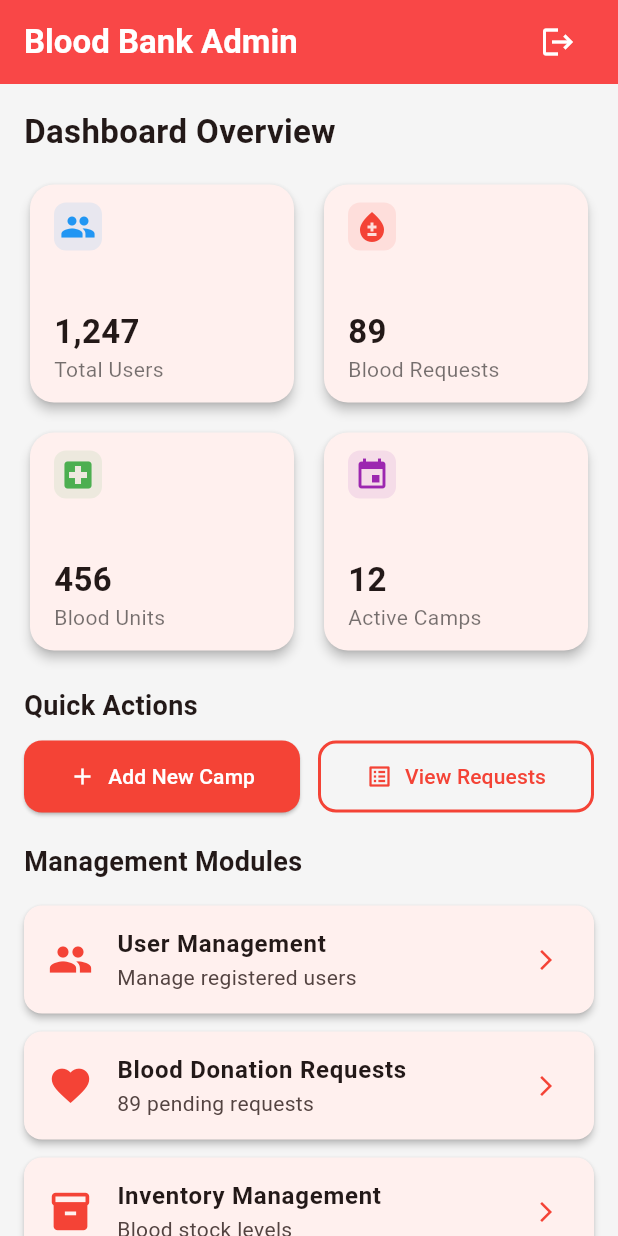
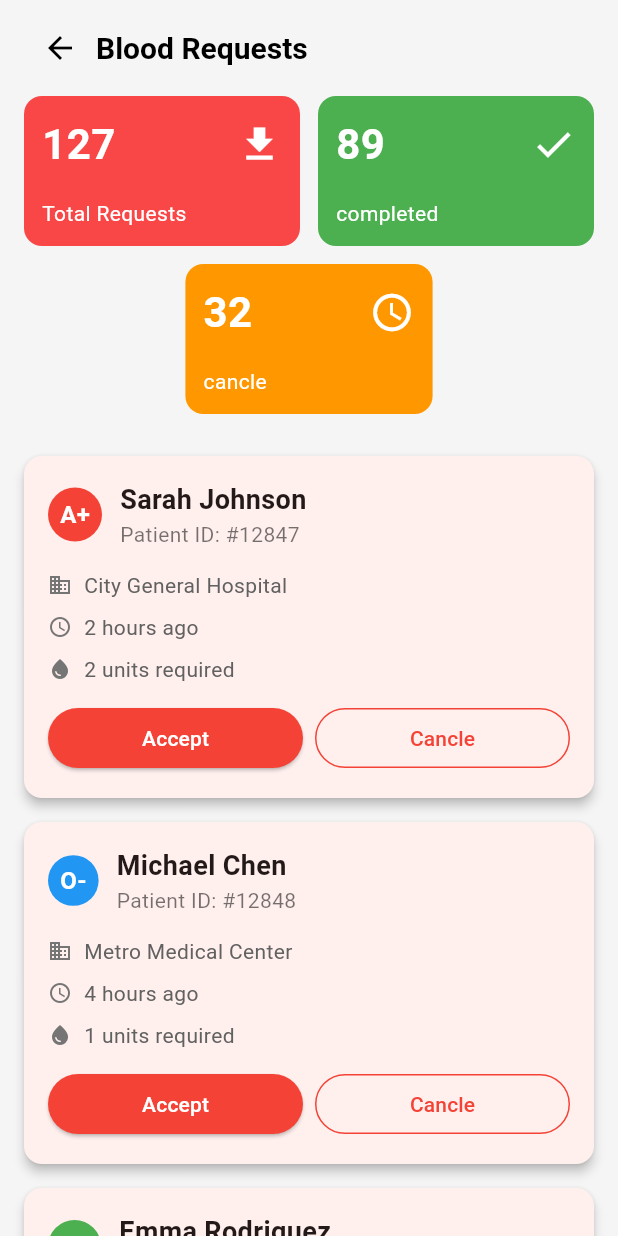
Before and after one commit to hardik7426/blood_bank_app, a Flutter app: the AdminDashboardPage screen opened directly, after a tap on "Blood Donation Requests", on a phone screen of 412 x 824 dp. Run offline on Flutter 3.47's test engine with Material 3 defaults, Android fonts, the phone set to English and light mode, and no system bars.

Commit message:
blood_request_page

```diff
--- a/lib/screens/admin/admin_dashboard_page.dart
+++ b/lib/screens/admin/admin_dashboard_page.dart
@@ -1,7 +1,7 @@
 import 'package:flutter/material.dart';
-// NOTE: Assuming LoginPage is correctly imported for logout functionality
 import 'package:blood_bank_app/screens/auth/login_page.dart';
-import 'package:blood_bank_app/screens/admin/add_new_camp_page.dart'; // Import the new page
+import 'package:blood_bank_app/screens/admin/add_new_camp_page.dart';
+import 'package:blood_bank_app/screens/admin/blood_requests_page.dart'; // ✅ Import the new page
 
 class AdminDashboardPage extends StatelessWidget {
   const AdminDashboardPage({super.key});
@@ -15,7 +15,7 @@ class AdminDashboardPage extends StatelessWidget {
     );
   }
 
-  // Widget for Stats Cards - CORRECTED SIGNATURE
+  // Widget for Stats Cards
   Widget _buildStatCard(String title, String value, IconData icon, Color color) {
     return Card(
       shape: RoundedRectangleBorder(borderRadius: BorderRadius.circular(16)),
@@ -102,7 +102,6 @@ class AdminDashboardPage extends StatelessWidget {
               ),
               itemBuilder: (context, index) {
                 switch (index) {
-                  // CORRECTED CALLS: Only pass 4 arguments
                   case 0:
                     return _buildStatCard("Total Users", "1,247", Icons.people, Colors.blue);
                   case 1:
@@ -129,7 +128,6 @@ class AdminDashboardPage extends StatelessWidget {
                 Expanded(
                   child: ElevatedButton.icon(
                     onPressed: () {
-                      // Navigate to AddNewCampPage
                       Navigator.push(context, MaterialPageRoute(builder: (_) => const AddNewCampPage()));
                     },
                     icon: const Icon(Icons.add),
@@ -147,7 +145,10 @@ class AdminDashboardPage extends StatelessWidget {
                 const SizedBox(width: 12),
                 Expanded(
                   child: OutlinedButton.icon(
-                    onPressed: () {},
+                    onPressed: () {
+                      // ✅ NAVIGATION: View Requests Quick Action
+                      Navigator.push(context, MaterialPageRoute(builder: (_) => const BloodRequestsPage()));
+                    },
                     icon: const Icon(Icons.list_alt, color: Colors.red),
                     label: const Text("View Requests"),
                     style: OutlinedButton.styleFrom(
@@ -170,9 +171,13 @@ class AdminDashboardPage extends StatelessWidget {
               style: TextStyle(fontSize: 18, fontWeight: FontWeight.bold),
             ),
             const SizedBox(height: 10),
-            // Example of using _buildModuleItem with placeholder navigation
+
+            // Module Items with Navigation
             _buildModuleItem(Icons.people, "User Management", "Manage registered users", () {}),
-            _buildModuleItem(Icons.favorite, "Blood Donation Requests", "89 pending requests", () {}),
+            _buildModuleItem(Icons.favorite, "Blood Donation Requests", "89 pending requests", () {
+              // ✅ NAVIGATION: Blood Donation Requests Module
+              Navigator.push(context, MaterialPageRoute(builder: (_) => const BloodRequestsPage()));
+            }),
             _buildModuleItem(Icons.inventory, "Inventory Management", "Blood stock levels", () {}),
             _buildModuleItem(Icons.history, "Donor History", "View donation records", () {}),
             _buildModuleItem(Icons.event, "Manage Camps", "Add & manage blood camps", () {
@@ -182,7 +187,7 @@ class AdminDashboardPage extends StatelessWidget {
 
             const SizedBox(height: 30),
 
-            // Logout Button (Duplicated, but kept separate as per your original file structure)
+            // Logout Button
             Center(
               child: ElevatedButton(
                 onPressed: () => _handleLogout(context),
--- /dev/null
+++ b/lib/screens/admin/blood_requests_page.dart
@@ -0,0 +1,305 @@
+import 'package:flutter/material.dart';
+
+class BloodRequestsPage extends StatelessWidget {
+  const BloodRequestsPage({super.key});
+
+  @override
+  Widget build(BuildContext context) {
+    return Scaffold(
+      backgroundColor: Colors.grey[100],
+      body: CustomScrollView(
+        slivers: [
+          // Custom AppBar with Title and Back Button
+          SliverAppBar(
+            pinned: true,
+            automaticallyImplyLeading: false,
+            backgroundColor: Colors.grey[100],
+            elevation: 0,
+            expandedHeight: 40.0,
+            flexibleSpace: FlexibleSpaceBar(
+              titlePadding: const EdgeInsets.symmetric(horizontal: 16.0),
+              title: Row(
+                children: [
+                  IconButton(
+                    icon: const Icon(Icons.arrow_back, color: Colors.black),
+                    onPressed: () => Navigator.pop(context),
+                  ),
+                  const Text(
+                    "Blood Requests",
+                    style: TextStyle(color: Colors.black, fontSize: 20, fontWeight: FontWeight.bold),
+                  ),
+                ],
+              ),
+            ),
+          ),
+
+          // Statistics Cards Section
+          SliverPadding(
+            padding: const EdgeInsets.symmetric(horizontal: 16, vertical: 8),
+            sliver: SliverList(
+              delegate: SliverChildListDelegate(
+                [
+                  Row(
+                    children: [
+                      _buildStatCard(context, "Total Requests", "127", const Color(0xFFF94747), Icons.file_download),
+                      const SizedBox(width: 12),
+                      _buildStatCard(context, "completed", "89", Colors.green, Icons.check),
+                    ],
+                  ),
+                  const SizedBox(height: 12),
+                  // Cancelled Card (centered)
+                  Center(
+                    child: SizedBox(
+                      width: MediaQuery.of(context).size.width / 2.5,
+                      child: _buildStatCard(context, "cancle", "32", Colors.orange, Icons.schedule),
+                    ),
+                  ),
+                  const SizedBox(height: 20),
+                ],
+              ),
+            ),
+          ),
+
+          // Requests List Section
+          SliverPadding(
+            padding: const EdgeInsets.symmetric(horizontal: 16.0),
+            sliver: SliverList(
+              delegate: SliverChildBuilderDelegate(
+                (context, index) {
+                  final request = _requestsData[index];
+                  return _buildRequestCard(context, request);
+                },
+                childCount: _requestsData.length,
+              ),
+            ),
+          ),
+          const SliverToBoxAdapter(child: SizedBox(height: 20)),
+        ],
+      ),
+    );
+  }
+
+  // --- Helper Widgets ---
+
+  Widget _buildStatCard(BuildContext context, String title, String value, Color color, IconData icon) {
+    return Expanded(
+      child: Container(
+        height: 100,
+        padding: const EdgeInsets.all(12),
+        decoration: BoxDecoration(
+          color: color,
+          borderRadius: BorderRadius.circular(12),
+        ),
+        child: Column(
+          crossAxisAlignment: CrossAxisAlignment.start,
+          mainAxisAlignment: MainAxisAlignment.spaceBetween,
+          children: [
+            Row(
+              mainAxisAlignment: MainAxisAlignment.spaceBetween,
+              children: [
+                Text(
+                  value,
+                  style: const TextStyle(
+                    fontSize: 28,
+                    fontWeight: FontWeight.bold,
+                    color: Colors.white,
+                  ),
+                ),
+                Icon(icon, color: Colors.white, size: 30),
+              ],
+            ),
+            Text(
+              title,
+              style: const TextStyle(
+                fontSize: 14,
+                color: Colors.white,
+              ),
+            ),
+          ],
+        ),
+      ),
+    );
+  }
+
+  Widget _buildRequestCard(BuildContext context, Map<String, dynamic> request) {
+    // Determine the color and widget for the main button based on status
+    Widget buttonRow;
+    if (request['status'] == 'completed') {
+      buttonRow = Padding(
+        padding: const EdgeInsets.only(top: 8.0),
+        child: Row(
+          mainAxisAlignment: MainAxisAlignment.center,
+          children: [
+            Expanded(
+              child: OutlinedButton(
+                onPressed: () {},
+                style: OutlinedButton.styleFrom(
+                  foregroundColor: Colors.red,
+                  side: const BorderSide(color: Colors.red),
+                ),
+                child: const Text('Cancle'),
+              ),
+            ),
+            const SizedBox(width: 8),
+            Expanded(
+              child: ElevatedButton.icon(
+                onPressed: () {},
+                icon: const Icon(Icons.check, size: 18),
+                label: const Text('Completed'),
+                style: ElevatedButton.styleFrom(
+                  backgroundColor: Colors.green,
+                  foregroundColor: Colors.white,
+                ),
+              ),
+            ),
+          ],
+        ),
+      );
+    } else {
+      buttonRow = Padding(
+        padding: const EdgeInsets.only(top: 8.0),
+        child: Row(
+          children: [
+            Expanded(
+              child: ElevatedButton(
+                onPressed: () {},
+                style: ElevatedButton.styleFrom(
+                  backgroundColor: Colors.red,
+                  foregroundColor: Colors.white,
+                ),
+                child: const Text('Accept'),
+              ),
+            ),
+            const SizedBox(width: 8),
+            Expanded(
+              child: OutlinedButton(
+                onPressed: () {},
+                style: OutlinedButton.styleFrom(
+                  foregroundColor: Colors.red,
+                  side: const BorderSide(color: Colors.red),
+                ),
+                child: const Text('Cancle'),
+              ),
+            ),
+          ],
+        ),
+      );
+    }
+
+    return Card(
+      margin: const EdgeInsets.only(bottom: 16),
+      shape: RoundedRectangleBorder(borderRadius: BorderRadius.circular(12)),
+      elevation: 3,
+      child: Padding(
+        padding: const EdgeInsets.all(16.0),
+        child: Column(
+          crossAxisAlignment: CrossAxisAlignment.start,
+          children: [
+            Row(
+              children: [
+                // Blood Group Circle
+                Container(
+                  padding: const EdgeInsets.all(8),
+                  decoration: BoxDecoration(
+                    color: request['bloodColor'],
+                    shape: BoxShape.circle,
+                  ),
+                  child: Text(
+                    request['bloodGroup'],
+                    style: const TextStyle(
+                      color: Colors.white,
+                      fontWeight: FontWeight.bold,
+                      fontSize: 16,
+                    ),
+                  ),
+                ),
+                const SizedBox(width: 12),
+                // Name and ID
+                Expanded(
+                  child: Column(
+                    crossAxisAlignment: CrossAxisAlignment.start,
+                    children: [
+                      Text(
+                        request['name'],
+                        style: const TextStyle(fontSize: 18, fontWeight: FontWeight.bold),
+                      ),
+                      Text(
+                        "Patient ID: ${request['id']}",
+                        style: const TextStyle(color: Colors.black54, fontSize: 14),
+                      ),
+                    ],
+                  ),
+                ),
+              ],
+            ),
+            const SizedBox(height: 10),
+
+            // Details
+            _buildDetailRow(Icons.business, request['hospital']),
+            _buildDetailRow(Icons.access_time, request['time']),
+            _buildDetailRow(Icons.water_drop, "${request['units']} units required"),
+
+            buttonRow,
+          ],
+        ),
+      ),
+    );
+  }
+
+  Widget _buildDetailRow(IconData icon, String text) {
+    return Padding(
+      padding: const EdgeInsets.symmetric(vertical: 4.0),
+      child: Row(
+        children: [
+          Icon(icon, size: 16, color: Colors.grey.shade600),
+          const SizedBox(width: 8),
+          Text(text, style: TextStyle(color: Colors.grey.shade700)),
+        ],
+      ),
+    );
+  }
+}
+
+// --- Sample Data ---
+const List<Map<String, dynamic>> _requestsData = [
+  {
+    'name': 'Sarah Johnson',
+    'id': '#12847',
+    'bloodGroup': 'A+',
+    'bloodColor': Colors.red,
+    'hospital': 'City General Hospital',
+    'time': '2 hours ago',
+    'units': 2,
+    'status': 'pending'
+  },
+  {
+    'name': 'Michael Chen',
+    'id': '#12848',
+    'bloodGroup': 'O-',
+    'bloodColor': Colors.blue,
+    'hospital': 'Metro Medical Center',
+    'time': '4 hours ago',
+    'units': 1,
+    'status': 'pending'
+  },
+  {
+    'name': 'Emma Rodriguez',
+    'id': '#12849',
+    'bloodGroup': 'B+',
+    'bloodColor': Colors.green,
+    'hospital': 'Regional Hospital',
+    'time': '6 hours ago',
+    'units': 3,
+    'status': 'completed' // Sample completed request
+  },
+  {
+    'name': 'David Park',
+    'id': '#12850',
+    'bloodGroup': 'AB-',
+    'bloodColor': Colors.purple,
+    'hospital': 'Emergency Care Unit',
+    'time': '1 hour ago',
+    'units': 4,
+    'status': 'pending'
+  },
+];
```
